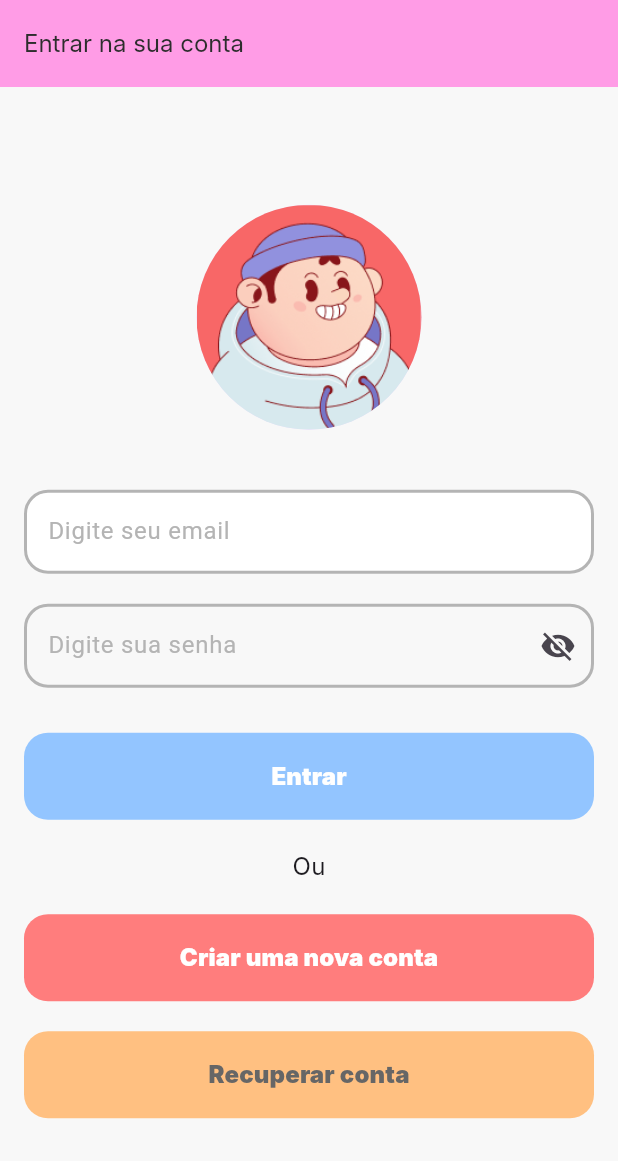
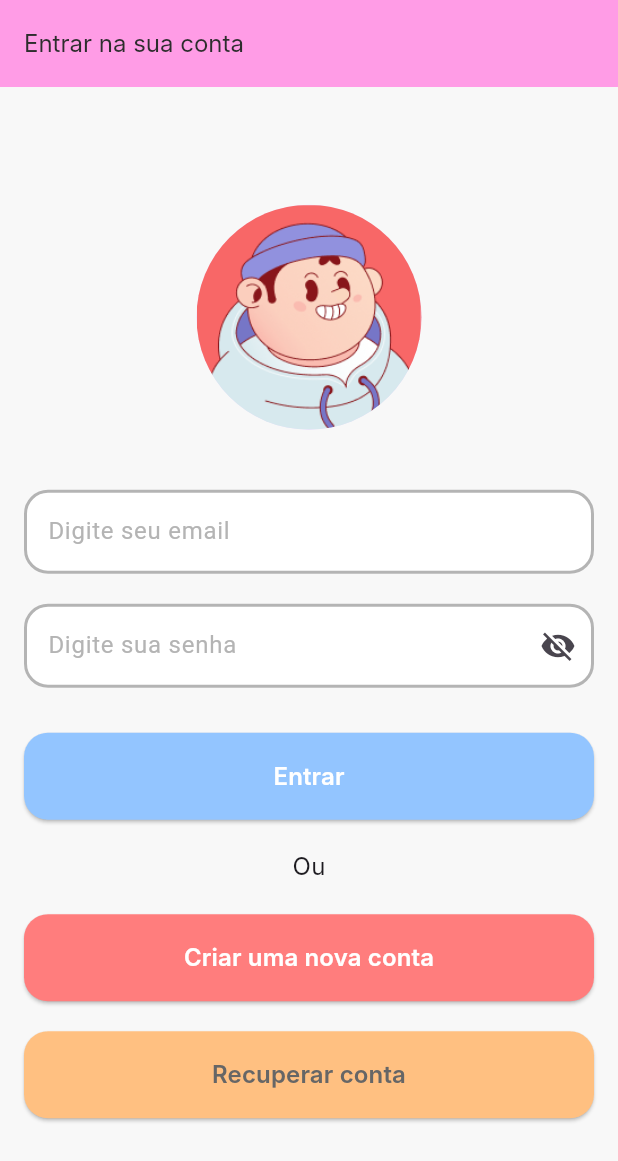
Before and after one commit to vonderheidon/exercicio-flutter, a Flutter app: the screen it shows after launch, on a phone screen of 412 x 824 dp. Shown: the top 1161 px of the screen. Run offline on Flutter 3.47's test engine with Material 3 defaults, Android fonts, the phone set to English and light mode, and no system bars; Roboto replaces fonts that are missing (Inter).

```diff
--- a/lib/components/elevated_button_component.dart
+++ b/lib/components/elevated_button_component.dart
@@ -16,6 +16,30 @@ class ElevatedButtonComponent extends StatelessWidget {
 
   @override
   Widget build(BuildContext context) {
-    return Placeholder();
+    return Padding(
+      padding: EdgeInsets.symmetric(horizontal: 16),
+      child: SizedBox(
+        width: double.infinity,
+        child: ElevatedButton(
+          onPressed: onPressed,
+          style: ButtonStyle(
+            backgroundColor: WidgetStatePropertyAll(bgcolor),
+            fixedSize: WidgetStatePropertyAll(Size(350, 58)),
+            shape: WidgetStatePropertyAll(
+              RoundedRectangleBorder(borderRadius: BorderRadius.circular(16)),
+            ),
+          ),
+          child: Text(
+            text,
+            style: TextStyle(
+              fontFamily: 'Inter',
+              color: textColor,
+              fontSize: 16,
+              fontWeight: FontWeight.w600,
+            ),
+          )
+        ),
+      ),
+    );
   }
 }
--- a/lib/components/password_field_component.dart
+++ b/lib/components/password_field_component.dart
@@ -39,6 +39,8 @@ class _PasswordFieldState extends State<PasswordFieldComponent> {
           prefixIcon: widget.prefixIcon,
           labelText: widget.labelText,
           labelStyle: TextStyle(color: Color(0xFFB4B4B4)),
+          filled: true,
+          fillColor: Color(0xFFFFFFFF),
           suffixIcon: IconButton(
             onPressed: _toggleVisibilityPassword,
             icon: Icon(
--- a/lib/main.dart
+++ b/lib/main.dart
@@ -1,6 +1,6 @@
+import 'package:atividade/components/elevated_button_component.dart';
 import 'package:atividade/components/password_field_component.dart';
 import 'package:atividade/components/text_field_component.dart';
-import 'package:atividade/validators/form_field_validators.dart';
 import 'package:flutter/material.dart';
 
 void main() {
@@ -36,38 +36,25 @@ class _MyHomePageState extends State<MyHomePage> {
   final _passwordController = TextEditingController();
   final _emailController = TextEditingController();
 
-  Widget _buildElevatedButton(String text, Color BGcolor, Color textColor) {
-    return Padding(
-      padding: EdgeInsets.symmetric(horizontal: 16),
-      child: SizedBox(
-        width: double.infinity,
-        child: ElevatedButton(
-          style: ButtonStyle(
-            backgroundColor: WidgetStatePropertyAll(BGcolor),
-            fixedSize: WidgetStatePropertyAll(Size(350, 58)),
-            shape: WidgetStatePropertyAll(
-              RoundedRectangleBorder(borderRadius: BorderRadius.circular(16)),
-            ),
-          ),
-          onPressed: null,
-          child: Text(
-            style: TextStyle(
-              fontFamily: 'Inter',
-              color: textColor,
-              fontSize: 16,
-              fontWeight: FontWeight.w900,
-            ),
-            text,
-          ),
-        ),
-      ),
-    );
-  }
-
   Widget _buildAvatarImage() {
     return CircleAvatar(
       radius: 75,
       backgroundImage: AssetImage('assets/avatar.png'),
+    );
+  }
+
+  Widget _loginErrorDialog() {
+    return AlertDialog(
+      title: Text('Falha de login'),
+      content: Text('Email e/ou senha incorretos. Tente novamente.'),
+      actions: <Widget>[
+        TextButton(
+          child: Text('OK'),
+          onPressed: () {
+            Navigator.of(context).pop();
+          },
+        ),
+      ],
     );
   }
 
@@ -90,6 +77,7 @@ class _MyHomePageState extends State<MyHomePage> {
           ),
         ),
         body: Center(
+          child: SingleChildScrollView(
             child: Column(
               mainAxisAlignment: MainAxisAlignment.center,
               children: [
@@ -105,7 +93,20 @@ class _MyHomePageState extends State<MyHomePage> {
                   controller: _passwordController,
                 ),
                 SizedBox(height: 30),
-              _buildElevatedButton('Entrar', Color(0xFF93C5FF), Colors.white),
+                ElevatedButtonComponent(
+                  text: 'Entrar',
+                  bgcolor: Color(0xFF93C5FF),
+                  textColor: Colors.white,
+                  onPressed:
+                      () => {
+                        showDialog(
+                          context: context,
+                          builder: (BuildContext context) {
+                            return _loginErrorDialog();
+                          },
+                        ),
+                      },
+                ),
                 SizedBox(height: 20),
                 Text(
                   'Ou',
@@ -116,18 +117,21 @@ class _MyHomePageState extends State<MyHomePage> {
                   ),
                 ),
                 SizedBox(height: 20),
-              _buildElevatedButton(
-                'Criar uma nova conta',
-                Color(0xFFFF7D7D),
-                Colors.white,
+                ElevatedButtonComponent(
+                  text: 'Criar uma nova conta',
+                  bgcolor: Color(0xFFFF7D7D),
+                  textColor: Colors.white,
+                  onPressed: () => {},
                 ),
                 SizedBox(height: 20),
-              _buildElevatedButton(
-                'Recuperar conta',
-                Color(0xFFFFC081),
-                Color(0xFF666666),
+                ElevatedButtonComponent(
+                  text: 'Recuperar conta',
+                  bgcolor: Color(0xFFFFC081),
+                  textColor: Color(0xFF666666),
+                  onPressed: () => {},
                 ),
               ],
+            ),
           ),
         ),
       ),
```
Also changed, not shown: lib/database/user_database.dart (added, +37 -0 lines), lib/models/user.model.dart (added, +13 -0 lines), lib/pages/register_page.dart (added, +60 -0 lines). Lines whose indentation alone changed are shown as unchanged.
